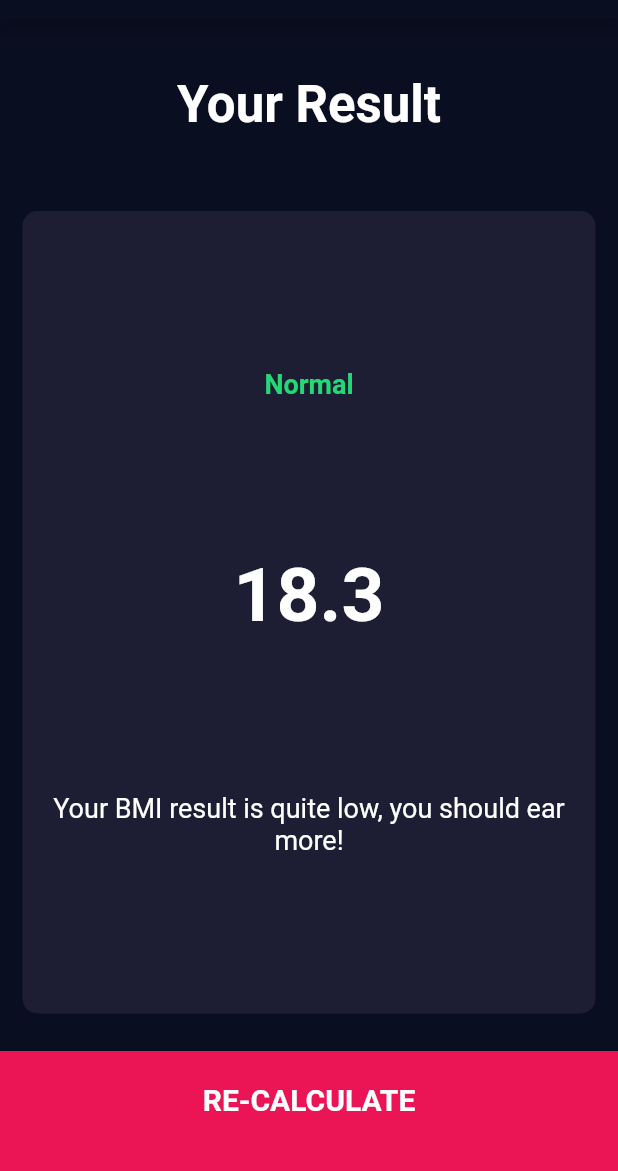
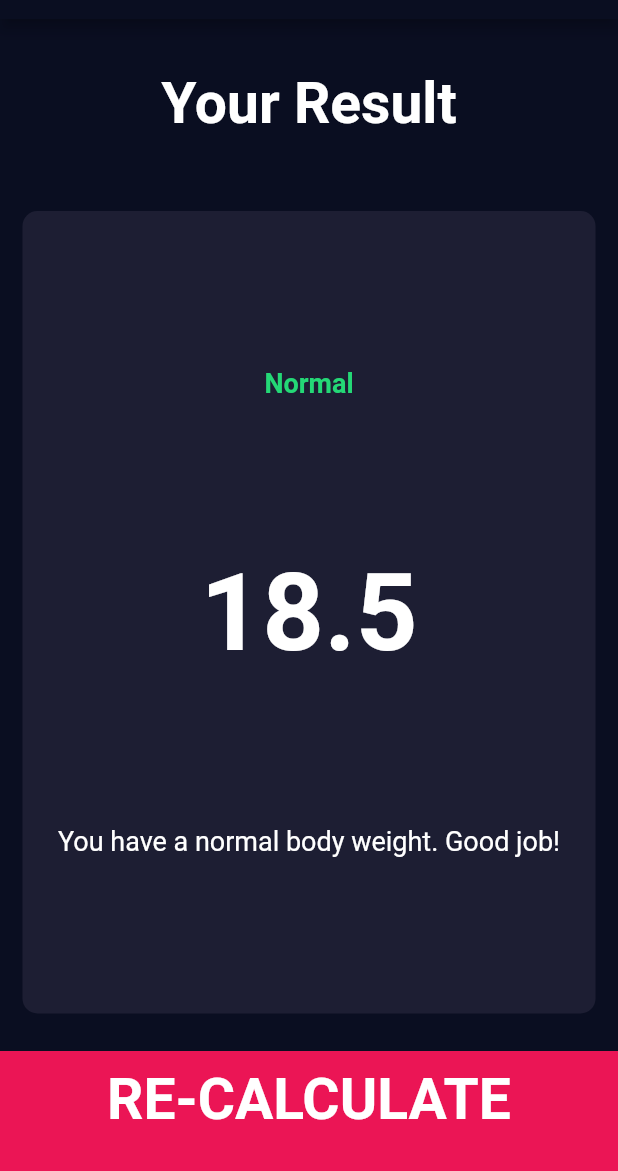
Before and after one commit to tyacan/bmi-calculator, a Flutter app: the screen it shows after launch, after a tap on "CALCULATE", on a phone screen of 412 x 824 dp, the part 65-1236 px from its top. Run offline on Flutter 3.47's test engine with Material 2 defaults, Android fonts, the phone set to English and light mode, and no system bars; our stand-ins replace font_awesome_flutter.

Commit message:
complete lesson 146

```diff
--- /dev/null
+++ b/lib/brains/calculator_brain.dart
@@ -0,0 +1,45 @@
+import 'dart:math';
+
+///
+/// BMI : Body Mass Index, also called (Quetelet index)
+///
+class CalculatorBrain {
+
+  CalculatorBrain(
+    {
+      this.height,
+      this.weight,
+      this.age
+    }
+  ) : _bmi = weight / pow((height/100), 2);
+
+  final int height;
+  final int weight;
+  final int age;
+
+  double _bmi;// = 90;
+
+  String calculateBMI() {
+    return _bmi.toStringAsFixed(1);
+  }
+
+  String getResult() {
+    if (_bmi >= 25.0) {
+      return 'Overwight';
+    } else if (_bmi > 18.5) {
+      return 'Normal';
+    } else {
+      return 'Underweight';
+    }
+  }
+
+  String getInterpretation() {
+    if (_bmi >= 25) {
+      return 'You have a higher than normal body weight. Try to exercise more.';
+    } else if (_bmi > 18.5) {
+      return 'You have a normal body weight. Good job!';
+    } else {
+      return 'You have a lower than normal body weight. You can eat a bit more.';
+    }
+  }
+}
--- a/lib/components/round_icon_button.dart
+++ b/lib/components/round_icon_button.dart
@@ -1,4 +1,5 @@
 import 'package:flutter/material.dart';
+import '../const.dart';
 
 class RoundIconButton extends StatelessWidget {
   final IconData icon;
@@ -7,15 +8,21 @@ class RoundIconButton extends StatelessWidget {
   @override
   Widget build(BuildContext context) {
     return RawMaterialButton(
-      child: Icon(icon),
+      child: Icon(
+        icon,
+        // color: kBottomContainerColor,
+      ),
       onPressed: onPressed,
       elevation: 0.0,
       constraints: BoxConstraints.tightFor(
         width: 44.0,
         height: 44.0,
       ),
-      shape: RoundedRectangleBorder(borderRadius: BorderRadius.circular(10)),
-      fillColor: Color(0xFF4C4F5E),
+      shape: RoundedRectangleBorder(
+        borderRadius: BorderRadius.circular(10),
+      ),
+      // fillColor: Color(0xFF4C4F5E),
+      fillColor: kBottomContainerColor,
     );
   }
 }
--- a/lib/const.dart
+++ b/lib/const.dart
@@ -4,21 +4,33 @@ import 'screens/results_page.dart';
 
 const kBottomContainerHeight = 80.0;
 const kBottomContainerColor = Color(0xFFEB1555);
-const kInkActiveCardColor = Color(0xFF111328);
-const kActiveCardColor = Color(0xFF1D1E33);
+const kActiveCardColor = Color(0xFFEB1555);
+const kInkMainCardColor = Color(0x29EB1555);
+// const kInkMainCardColor = Color(0xFF111328);
+const kMainCardColor = Color(0xFF1D1E33);
 const kCardFontColor = Color(0xFF8d8e98);
 const kBottomContainerOverlyColor = Color(0x29EB1555);
 const kBottonColor = Color(0xFF4C4F5E);
 
-const kLabelTextStyle = TextStyle(fontSize: 16.0, color: Color(0xFF808E98));
+const kLabelTextStyle = TextStyle(
+  fontSize: 18.0,
+  // color: Color(0xFF808E98),
+  color: Color(0xFFffffff)
+);
+
+const kLabelValueTextStyle = TextStyle(
+  fontSize: 18.0,
+  // color: Color(0xFF808E98),
+  color: kBottomContainerColor,
+);
 
 const kNumberTextStyle = TextStyle(
-  fontSize: 34.0,
+  fontSize: 38.0,
   fontWeight: FontWeight.w900,
 );
 
 const kLargeButtonTextStyle = TextStyle(
-  fontSize: 20.0,
+  fontSize: 38.0,
   fontWeight: FontWeight.bold,
 );
 
@@ -29,12 +41,12 @@ const kResultTextStyle = TextStyle(
 );
 
 const kBMITextStyle = TextStyle(
-  fontSize: 50.0,
+  fontSize: 72.0,
   fontWeight: FontWeight.bold,
 );
 
 const kTitleTextStyle = TextStyle(
-  fontSize: 34.0,
+  fontSize: 38.0,
   fontWeight: FontWeight.bold,
 );
 
--- a/lib/screens/input_page.dart
+++ b/lib/screens/input_page.dart
@@ -5,6 +5,7 @@ import '../components/icon_content.dart';
 import '../components/bottom_button.dart';
 import '../components/round_icon_button.dart';
 import '../const.dart';
+import '../brains/calculator_brain.dart';
 
 enum Gender {
   male,
@@ -44,7 +45,7 @@ class _InputPageState extends State<InputPage> {
                     },
                     color: selectedGender == Gender.male
                         ? kActiveCardColor
-                        : kInkActiveCardColor,
+                        : kInkMainCardColor,
                     cardChild: IconContent(
                       icon: FontAwesomeIcons.mars,
                       label: 'MALE',
@@ -61,7 +62,7 @@ class _InputPageState extends State<InputPage> {
                     },
                     color: selectedGender == Gender.female
                         ? kActiveCardColor
-                        : kInkActiveCardColor,
+                        : kInkMainCardColor,
                     cardChild: IconContent(
                       icon: FontAwesomeIcons.venus,
                       label: 'FEMALE',
@@ -74,7 +75,7 @@ class _InputPageState extends State<InputPage> {
           Expanded(
             // ReusableCard
             child: ReusableCard(
-              color: kActiveCardColor,
+              color: kMainCardColor,
               cardChild: Column(
                 mainAxisAlignment: MainAxisAlignment.center,
                 children: <Widget>[
@@ -92,8 +93,8 @@ class _InputPageState extends State<InputPage> {
                         style: kNumberTextStyle,
                       ),
                       Text(
-                        'cm',
-                        style: kLabelTextStyle,
+                        ' cm',
+                        style: kLabelValueTextStyle,
                       ),
                     ],
                   ),
@@ -129,7 +130,7 @@ class _InputPageState extends State<InputPage> {
                 Expanded(
                   // ReusableCard
                   child: ReusableCard(
-                    color: kActiveCardColor,
+                    color: kMainCardColor,
                     cardChild: Column(
                       mainAxisAlignment: MainAxisAlignment.center,
                       children: <Widget>[
@@ -137,9 +138,20 @@ class _InputPageState extends State<InputPage> {
                           'WEGHT',
                           style: kLabelTextStyle,
                         ),
+                        Row(
+                          mainAxisAlignment: MainAxisAlignment.center,
+                          crossAxisAlignment: CrossAxisAlignment.baseline,
+                          textBaseline: TextBaseline.alphabetic,
+                          children: <Widget>[
                             Text(
                               weight.toString(),
                               style: kNumberTextStyle,
+                            ),
+                            Text(
+                              ' kg',
+                              style: kLabelValueTextStyle,
+                            ),
+                          ],
                         ),
                         Row(
                           mainAxisAlignment: MainAxisAlignment.center,
@@ -170,7 +182,7 @@ class _InputPageState extends State<InputPage> {
                 Expanded(
                   // ReusableCard
                   child: ReusableCard(
-                    color: kActiveCardColor,
+                    color: kMainCardColor,
                     cardChild: Column(
                       mainAxisAlignment: MainAxisAlignment.center,
                       children: <Widget>[
@@ -178,9 +190,20 @@ class _InputPageState extends State<InputPage> {
                           'AGE',
                           style: kLabelTextStyle,
                         ),
+                        Row(
+                          mainAxisAlignment: MainAxisAlignment.center,
+                          crossAxisAlignment: CrossAxisAlignment.baseline,
+                          textBaseline: TextBaseline.alphabetic,
+                          children: <Widget>[
                             Text(
                               age.toString(),
                               style: kNumberTextStyle,
+                            ),
+                            Text(
+                              ' years',
+                              style: kLabelValueTextStyle,
+                            ),
+                          ],
                         ),
                         Row(
                           mainAxisAlignment: MainAxisAlignment.center,
@@ -213,7 +236,17 @@ class _InputPageState extends State<InputPage> {
           ),
           BottomButton(
             onTap: () {
-              Navigator.pushNamed(context, '/results');
+              CalculatorBrain calculatorBrain =
+                  CalculatorBrain(height: height, weight: weight, age: age);
+
+              Navigator.of(context).pushNamed(
+                '/results',
+                arguments: {
+                  'result': calculatorBrain.getResult(),
+                  'bmi': calculatorBrain.calculateBMI(),
+                  'interpretation': calculatorBrain.getInterpretation(),
+                },
+              );
             },
             buttonTitle: 'CALCULATE',
           ),
--- a/lib/screens/results_page.dart
+++ b/lib/screens/results_page.dart
@@ -4,8 +4,21 @@ import 'package:flutter/material.dart';
 import '../components/bottom_button.dart';
 
 class ResultsPage extends StatelessWidget {
+
+  ResultsPage({
+    @required this.bmiResult,
+    @required this.resultText,
+    @required this.interpretation,
+  });
+
+  final String bmiResult;
+  final String resultText;
+  final String interpretation;
+
   @override
   Widget build(BuildContext context) {
+    final Map data = ModalRoute.of(context).settings.arguments as Map;
+
     return Scaffold(
       appBar: AppBar(
         title: Text(
@@ -30,21 +43,21 @@ class ResultsPage extends StatelessWidget {
           Expanded(
             flex: 5,
             child: ReusableCard(
-              color: kActiveCardColor,
+              color: kMainCardColor,
               cardChild: Column(
                 mainAxisAlignment: MainAxisAlignment.spaceEvenly,
                 crossAxisAlignment: CrossAxisAlignment.center,
                 children: <Widget>[
                   Text(
-                    'Normal',
+                    data['result'],
                     style: kResultTextStyle,
                   ),
                   Text(
-                    '18.3',
+                    data['bmi'],
                     style: kBMITextStyle,
                   ),
                   Text(
-                    'Your BMI result is quite low, you should ear more!',
+                    data['interpretation'],
                     textAlign: TextAlign.center,
                     style: kBodyTextStyle,
                   ),
```
Lines whose indentation alone changed are shown as unchanged.
